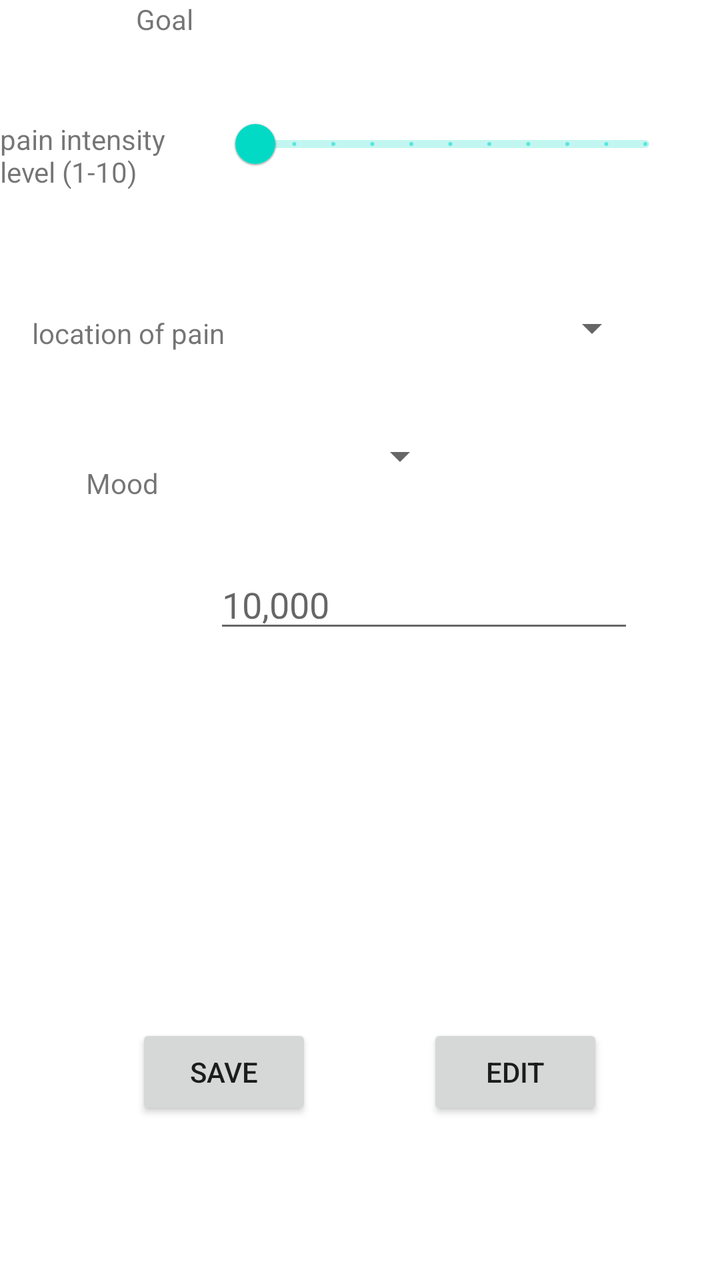
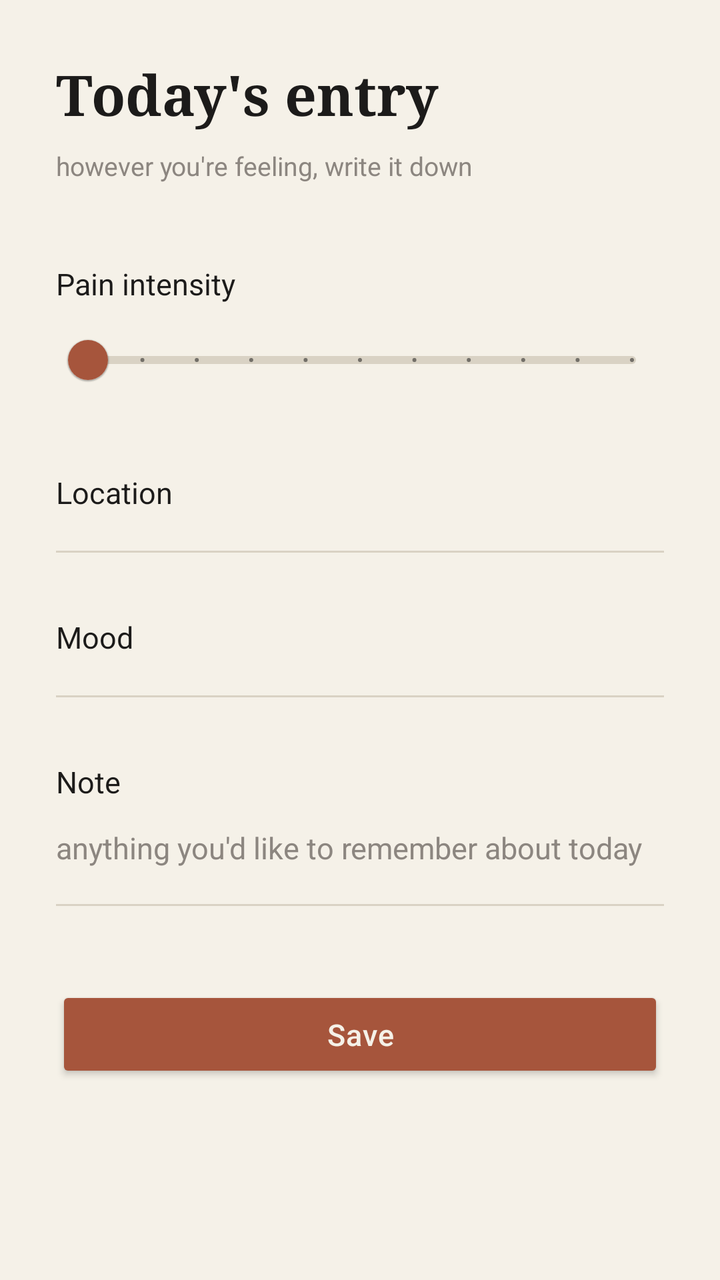

Two renders of the same Android screen: before a commit and after it. Below are the layout's source before the change and the commit's diff.
<!-- AndroidManifest.xml: application theme Theme.Test1.NoActionBar -->
<!-- res/layout/pain_data_entry_fragment.xml -->
<?xml version="1.0" encoding="utf-8"?>
<androidx.constraintlayout.widget.ConstraintLayout xmlns:android="http://schemas.android.com/apk/res/android"
    xmlns:app="http://schemas.android.com/apk/res-auto"
    xmlns:tools="http://schemas.android.com/tools"
    android:layout_width="match_parent"
    android:layout_height="match_parent">

    <TextView
        android:id="@+id/textView2"
        android:layout_width="86dp"
        android:layout_height="37dp"
        android:layout_marginTop="60dp"
        android:layout_weight="1"
        android:text="pain intensity level (1-10)"
        app:layout_constraintStart_toStartOf="parent"
        app:layout_constraintTop_toTopOf="parent" />

    <com.google.android.material.slider.Slider

        android:id="@+id/slider"
        android:layout_width="227dp"
        android:layout_height="51dp"
        android:layout_marginStart="4dp"
        android:layout_marginLeft="4dp"
        android:layout_marginTop="48dp"

        android:stepSize="1.0"
        android:valueFrom="0.0"
        android:valueTo="10.0"
        app:layout_constraintEnd_toEndOf="parent"
        app:layout_constraintStart_toEndOf="@+id/textView2"
        app:layout_constraintTop_toTopOf="parent" />

    <TextView
        android:id="@+id/textView3"
        android:layout_width="wrap_content"
        android:layout_height="wrap_content"

        android:layout_marginStart="16dp"
        android:layout_marginLeft="16dp"
        android:layout_marginTop="60dp"
        android:layout_weight="1"
        android:text="location of pain"
        app:layout_constraintStart_toStartOf="parent"
        app:layout_constraintTop_toBottomOf="@+id/textView2" />

    <Spinner
        android:id="@+id/painLocationSpinner"
        android:layout_width="0dp"
        android:layout_height="wrap_content"
        android:layout_marginStart="16dp"
        android:layout_marginLeft="16dp"
        android:layout_marginTop="56dp"
        android:layout_marginEnd="40dp"
        android:layout_marginRight="40dp"
        app:layout_constraintEnd_toEndOf="parent"
        app:layout_constraintHorizontal_bias="1.0"
        app:layout_constraintStart_toEndOf="@+id/textView3"
        app:layout_constraintTop_toBottomOf="@+id/slider"
        tools:ignore="MissingConstraints" />

    <TextView
        android:id="@+id/moodText"
        android:layout_width="wrap_content"
        android:layout_height="wrap_content"
        android:layout_marginStart="40dp"
        android:layout_marginLeft="40dp"
        android:layout_marginTop="56dp"
        android:text="Mood"
        app:layout_constraintEnd_toStartOf="@+id/moodSpinner"
        app:layout_constraintHorizontal_bias="0.03"
        app:layout_constraintStart_toStartOf="parent"
        app:layout_constraintTop_toBottomOf="@+id/textView3"
        tools:ignore="MissingConstraints" />

    <Spinner
        android:id="@+id/moodSpinner"
        android:layout_width="0dp"
        android:layout_height="wrap_content"
        android:layout_marginTop="40dp"
        android:layout_marginEnd="136dp"
        android:layout_marginRight="136dp"
        app:layout_constraintEnd_toEndOf="parent"
        app:layout_constraintTop_toBottomOf="@+id/painLocationSpinner" />

    <TextView
        android:id="@+id/textView7"
        android:layout_width="wrap_content"
        android:layout_height="wrap_content"
        android:layout_marginStart="68dp"
        android:layout_marginLeft="68dp"
        android:text="Goal"
        app:layout_constraintStart_toStartOf="parent"
        tools:layout_editor_absoluteY="293dp" />

    <EditText
        android:id="@+id/editTextGoal"
        android:layout_width="wrap_content"
        android:layout_height="wrap_content"
        android:layout_marginTop="40dp"
        android:layout_marginEnd="40dp"
        android:layout_marginRight="40dp"
        android:ems="10"
        android:hint="10,000"
        android:inputType="textPersonName"
        app:layout_constraintEnd_toEndOf="parent"
        app:layout_constraintHorizontal_bias="0.777"
        app:layout_constraintStart_toEndOf="@+id/textView7"
        app:layout_constraintTop_toBottomOf="@+id/moodSpinner" />

    <Button
        android:id="@+id/saveBtn"
        android:layout_width="wrap_content"
        android:layout_height="wrap_content"
        android:layout_marginStart="68dp"
        android:layout_marginLeft="68dp"
        android:layout_marginBottom="80dp"
        android:text="save"
        app:layout_constraintBottom_toBottomOf="parent"
        app:layout_constraintStart_toStartOf="parent" />

    <Button
        android:id="@+id/editBtn"
        android:layout_width="wrap_content"
        android:layout_height="wrap_content"
        android:layout_marginBottom="80dp"
        android:text="Edit"
        app:layout_constraintBottom_toBottomOf="parent"
        app:layout_constraintEnd_toEndOf="parent"
        app:layout_constraintHorizontal_bias="0.497"
        app:layout_constraintStart_toEndOf="@+id/saveBtn" />


</androidx.constraintlayout.widget.ConstraintLayout>
<!-- resources referenced by this layout -->
<resources>
  <style name="Theme.Test1.NoActionBar">
          <item name="windowActionBar">false</item>
          <item name="windowNoTitle">true</item>
      </style>
</resources>

<!-- the commit's change to res/layout/pain_data_entry_fragment.xml (unified diff, before → after) -->
@@ -1,134 +1,162 @@
 <?xml version="1.0" encoding="utf-8"?>
-<androidx.constraintlayout.widget.ConstraintLayout xmlns:android="http://schemas.android.com/apk/res/android"
+<ScrollView xmlns:android="http://schemas.android.com/apk/res/android"
     xmlns:app="http://schemas.android.com/apk/res-auto"
-    xmlns:tools="http://schemas.android.com/tools"
     android:layout_width="match_parent"
-    android:layout_height="match_parent">
+    android:layout_height="match_parent"
+    android:background="@color/paper"
+    android:fillViewport="true">
 
-    <TextView
-        android:id="@+id/textView2"
-        android:layout_width="86dp"
-        android:layout_height="37dp"
-        android:layout_marginTop="60dp"
-        android:layout_weight="1"
-        android:text="pain intensity level (1-10)"
-        app:layout_constraintStart_toStartOf="parent"
-        app:layout_constraintTop_toTopOf="parent" />
+    <androidx.constraintlayout.widget.ConstraintLayout
+        android:layout_width="match_parent"
+        android:layout_height="wrap_content"
+        android:padding="28dp">
 
-    <com.google.android.material.slider.Slider
+        <TextView
+            android:id="@+id/entryTitle"
+            android:layout_width="0dp"
+            android:layout_height="wrap_content"
+            android:fontFamily="serif"
+            android:text="Today's entry"
+            android:textColor="@color/ink"
+            android:textSize="28sp"
+            android:textStyle="bold"
+            app:layout_constraintEnd_toEndOf="parent"
+            app:layout_constraintStart_toStartOf="parent"
+            app:layout_constraintTop_toTopOf="parent" />
 
-        android:id="@+id/slider"
-        android:layout_width="227dp"
-        android:layout_height="51dp"
-        android:layout_marginStart="4dp"
-        android:layout_marginLeft="4dp"
-        android:layout_marginTop="48dp"
+        <TextView
+            android:id="@+id/entrySubtitle"
+            android:layout_width="0dp"
+            android:layout_height="wrap_content"
+            android:layout_marginTop="8dp"
+            android:text="however you're feeling, write it down"
+            android:textColor="@color/ink_light"
+            android:textSize="13sp"
+            app:layout_constraintEnd_toEndOf="parent"
+            app:layout_constraintStart_toStartOf="parent"
+            app:layout_constraintTop_toBottomOf="@id/entryTitle" />
 
-        android:stepSize="1.0"
-        android:valueFrom="0.0"
-        android:valueTo="10.0"
-        app:layout_constraintEnd_toEndOf="parent"
-        app:layout_constraintStart_toEndOf="@+id/textView2"
-        app:layout_constraintTop_toTopOf="parent" />
+        <TextView
+            android:id="@+id/painLabel"
+            android:layout_width="0dp"
+            android:layout_height="wrap_content"
+            android:layout_marginTop="40dp"
+            android:text="Pain intensity"
+            android:textColor="@color/ink"
+            android:textSize="15sp"
+            app:layout_constraintEnd_toEndOf="parent"
+            app:layout_constraintStart_toStartOf="parent"
+            app:layout_constraintTop_toBottomOf="@id/entrySubtitle" />
 
-    <TextView
-        android:id="@+id/textView3"
-        android:layout_width="wrap_content"
-        android:layout_height="wrap_content"
+        <com.google.android.material.slider.Slider
+            android:id="@+id/slider"
+            android:layout_width="0dp"
+            android:layout_height="wrap_content"
+            android:layout_marginTop="4dp"
+            android:stepSize="1.0"
+            android:valueFrom="0.0"
+            android:valueTo="10.0"
+            app:layout_constraintEnd_toEndOf="parent"
+            app:layout_constraintStart_toStartOf="parent"
+            app:layout_constraintTop_toBottomOf="@id/painLabel"
+            app:thumbColor="@color/accent_clay"
+            app:trackColorActive="@color/accent_clay"
+            app:trackColorInactive="@color/border_soft" />
 
-        android:layout_marginStart="16dp"
-        android:layout_marginLeft="16dp"
-        android:layout_marginTop="60dp"
-        android:layout_weight="1"
-        android:text="location of pain"
-        app:layout_constraintStart_toStartOf="parent"
-        app:layout_constraintTop_toBottomOf="@+id/textView2" />
+        <TextView
+            android:id="@+id/locationLabel"
+            android:layout_width="0dp"
+            android:layout_height="wrap_content"
+            android:layout_marginTop="32dp"
+            android:text="Location"
+            android:textColor="@color/ink"
+            android:textSize="15sp"
+            app:layout_constraintEnd_toEndOf="parent"
+            app:layout_constraintStart_toStartOf="parent"
+            app:layout_constraintTop_toBottomOf="@id/slider" />
 
-    <Spinner
-        android:id="@+id/painLocationSpinner"
-        android:layout_width="0dp"
-        android:layout_height="wrap_content"
-        android:layout_marginStart="16dp"
-        android:layout_marginLeft="16dp"
-        android:layout_marginTop="56dp"
-        android:layout_marginEnd="40dp"
-        android:layout_marginRight="40dp"
-        app:layout_constraintEnd_toEndOf="parent"
-        app:layout_constraintHorizontal_bias="1.0"
-        app:layout_constraintStart_toEndOf="@+id/textView3"
-        app:layout_constraintTop_toBottomOf="@+id/slider"
-        tools:ignore="MissingConstraints" />
+        <Spinner
+            android:id="@+id/painLocationSpinner"
+            android:layout_width="0dp"
+            android:layout_height="wrap_content"
+            android:layout_marginTop="4dp"
+            android:background="@drawable/underline_default"
+            android:paddingTop="8dp"
+            android:paddingBottom="8dp"
+            app:layout_constraintEnd_toEndOf="parent"
+            app:layout_constraintStart_toStartOf="parent"
+            app:layout_constraintTop_toBottomOf="@id/locationLabel" />
 
-    <TextView
-        android:id="@+id/moodText"
-        android:layout_width="wrap_content"
-        android:layout_height="wrap_content"
-        android:layout_marginStart="40dp"
-        android:layout_marginLeft="40dp"
-        android:layout_marginTop="56dp"
-        android:text="Mood"
-        app:layout_constraintEnd_toStartOf="@+id/moodSpinner"
-        app:layout_constraintHorizontal_bias="0.03"
-        app:layout_constraintStart_toStartOf="parent"
-        app:layout_constraintTop_toBottomOf="@+id/textView3"
-        tools:ignore="MissingConstraints" />
+        <TextView
+            android:id="@+id/moodLabel"
+            android:layout_width="0dp"
+            android:layout_height="wrap_content"
+            android:layout_marginTop="32dp"
+            android:text="Mood"
+            android:textColor="@color/ink"
+            android:textSize="15sp"
+            app:layout_constraintEnd_toEndOf="parent"
+            app:layout_constraintStart_toStartOf="parent"
+            app:layout_constraintTop_toBottomOf="@id/painLocationSpinner" />
 
-    <Spinner
-        android:id="@+id/moodSpinner"
-        android:layout_width="0dp"
-        android:layout_height="wrap_content"
-        android:layout_marginTop="40dp"
-        android:layout_marginEnd="136dp"
-        android:layout_marginRight="136dp"
-        app:layout_constraintEnd_toEndOf="parent"
-        app:layout_constraintTop_toBottomOf="@+id/painLocationSpinner" />
+        <Spinner
+            android:id="@+id/moodSpinner"
+            android:layout_width="0dp"
+            android:layout_height="wrap_content"
+            android:layout_marginTop="4dp"
+            android:background="@drawable/underline_default"
+            android:paddingTop="8dp"
+            android:paddingBottom="8dp"
+            app:layout_constraintEnd_toEndOf="parent"
+            app:layout_constraintStart_toStartOf="parent"
+            app:layout_constraintTop_toBottomOf="@id/moodLabel" />
 
-    <TextView
-        android:id="@+id/textView7"
-        android:layout_width="wrap_content"
-        android:layout_height="wrap_content"
-        android:layout_marginStart="68dp"
-        android:layout_marginLeft="68dp"
-        android:text="Goal"
-        app:layout_constraintStart_toStartOf="parent"
-        tools:layout_editor_absoluteY="293dp" />
+        <TextView
+            android:id="@+id/noteLabel"
+            android:layout_width="0dp"
+            android:layout_height="wrap_content"
+            android:layout_marginTop="32dp"
+            android:text="Note"
+            android:textColor="@color/ink"
+            android:textSize="15sp"
+            app:layout_constraintEnd_toEndOf="parent"
+            app:layout_constraintStart_toStartOf="parent"
+            app:layout_constraintTop_toBottomOf="@id/moodSpinner" />
 
-    <EditText
-        android:id="@+id/editTextGoal"
-        android:layout_width="wrap_content"
-        android:layout_height="wrap_content"
-        android:layout_marginTop="40dp"
-        android:layout_marginEnd="40dp"
-        android:layout_marginRight="40dp"
-        android:ems="10"
-        android:hint="10,000"
-        android:inputType="textPersonName"
-        app:layout_constraintEnd_toEndOf="parent"
-        app:layout_constraintHorizontal_bias="0.777"
-        app:layout_constraintStart_toEndOf="@+id/textView7"
-        app:layout_constraintTop_toBottomOf="@+id/moodSpinner" />
+        <EditText
+            android:id="@+id/editTextGoal"
+            android:layout_width="0dp"
+            android:layout_height="wrap_content"
+            android:layout_marginTop="4dp"
+            android:background="@drawable/edittext_underline_selector"
+            android:hint="anything you'd like to remember about today"
+            android:inputType="textMultiLine|textCapSentences"
+            android:minLines="2"
+            android:paddingBottom="10dp"
+            android:textColor="@color/ink"
+            android:textColorHint="@color/ink_light"
+            android:textSize="15sp"
+            app:layout_constraintEnd_toEndOf="parent"
+            app:layout_constraintStart_toStartOf="parent"
+            app:layout_constraintTop_toBottomOf="@id/noteLabel" />
 
-    <Button
-        android:id="@+id/saveBtn"
-        android:layout_width="wrap_content"
-        android:layout_height="wrap_content"
-        android:layout_marginStart="68dp"
-        android:layout_marginLeft="68dp"
-        android:layout_marginBottom="80dp"
-        android:text="save"
-        app:layout_constraintBottom_toBottomOf="parent"
-        app:layout_constraintStart_toStartOf="parent" />
+        <Button
+            android:id="@+id/saveBtn"
+            android:layout_width="0dp"
+            android:layout_height="wrap_content"
+            android:layout_marginTop="40dp"
+            android:backgroundTint="@color/accent_clay"
+            android:letterSpacing="0.03"
+            android:paddingTop="14dp"
+            android:paddingBottom="14dp"
+            android:text="Save"
+            android:textAllCaps="false"
+            android:textColor="@color/paper"
+            android:textSize="15sp"
+            app:layout_constraintEnd_toEndOf="parent"
+            app:layout_constraintStart_toStartOf="parent"
+            app:layout_constraintTop_toBottomOf="@id/editTextGoal" />
 
-    <Button
-        android:id="@+id/editBtn"
-        android:layout_width="wrap_content"
-        android:layout_height="wrap_content"
-        android:layout_marginBottom="80dp"
-        android:text="Edit"
-        app:layout_constraintBottom_toBottomOf="parent"
-        app:layout_constraintEnd_toEndOf="parent"
-        app:layout_constraintHorizontal_bias="0.497"
-        app:layout_constraintStart_toEndOf="@+id/saveBtn" />
+    </androidx.constraintlayout.widget.ConstraintLayout>
 
-
-</androidx.constraintlayout.widget.ConstraintLayout>
+</ScrollView>
<!-- resource entries referenced after the edit -->
@@ -1,8 +1,39 @@
 <!-- resources referenced by this layout -->
 <resources>
+  <color name="accent_clay">#A6553C</color>
+  <color name="border_soft">#D9D2C4</color>
+  <color name="ink">#1C1B1A</color>
+  <color name="ink_light">#8C8680</color>
+  <color name="paper">#F5F1E8</color>
+  <!-- drawable edittext_underline_selector (drawable) -->
+  <?xml version="1.0" encoding="utf-8"?>
+  <selector xmlns:android="http://schemas.android.com/apk/res/android">
+      <item android:state_focused="true" android:drawable="@drawable/underline_focused" />
+      <item android:drawable="@drawable/underline_default" />
+  </selector>
+  <!-- drawable underline_default (drawable) -->
+  <?xml version="1.0" encoding="utf-8"?>
+  <layer-list xmlns:android="http://schemas.android.com/apk/res/android">
+      <item android:gravity="bottom">
+          <shape android:shape="rectangle">
+              <solid android:color="@color/border_soft" />
+              <size android:height="1dp" />
+          </shape>
+      </item>
+  </layer-list>
   <style name="Theme.Test1.NoActionBar">
           <item name="windowActionBar">false</item>
           <item name="windowNoTitle">true</item>
       </style>
+  <!-- drawable underline_focused (drawable) -->
+  <?xml version="1.0" encoding="utf-8"?>
+  <layer-list xmlns:android="http://schemas.android.com/apk/res/android">
+      <item android:gravity="bottom">
+          <shape android:shape="rectangle">
+              <solid android:color="@color/accent_clay" />
+              <size android:height="2dp" />
+          </shape>
+      </item>
+  </layer-list>
 </resources>
 
